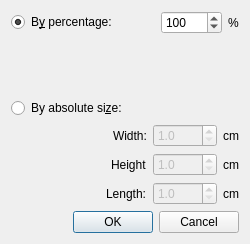
SeriousAlexej/Ivo, file interface/scalewindow.ui: the form before one commit.
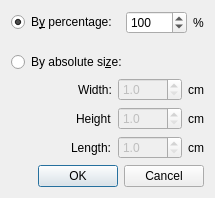
The form after the commit.

Commit message: Name scale dialog

The edit to the form file:
```diff
--- a/interface/scalewindow.ui
+++ b/interface/scalewindow.ui
@@ -6,8 +6,8 @@
    <rect>
     <x>0</x>
     <y>0</y>
-    <width>250</width>
-    <height>244</height>
+    <width>215</width>
+    <height>198</height>
    </rect>
   </property>
   <property name="windowTitle">
```
Left out of the diff: 2 changed lines with no effect on the pictures.
